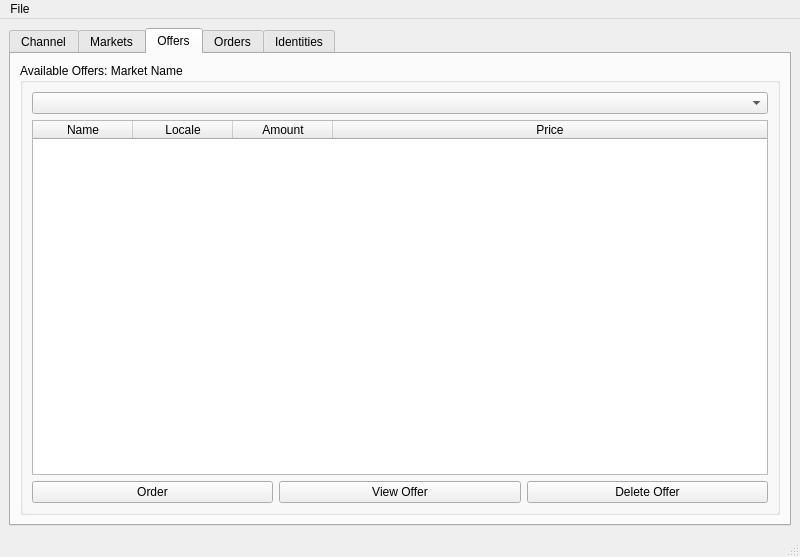
metamarcdw/metamarket, file qtui/metamarket-qt.ui: the form before one commit.
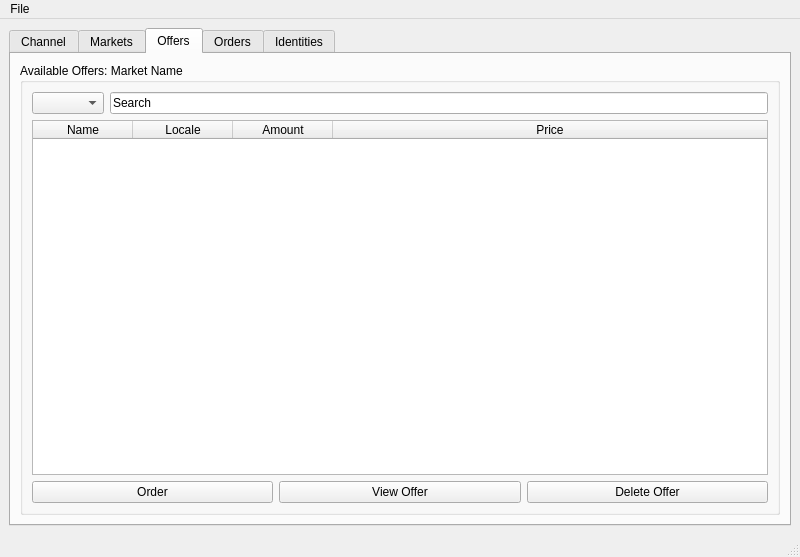
The form after the commit. The open tabs and pages were chosen to show the change.

Commit message: Add Search QLineEdit to Offer tab

Patch:
```diff
--- a/qtui/metamarket-qt.ui
+++ b/qtui/metamarket-qt.ui
@@ -144,7 +144,18 @@
            <item row="0" column="0">
             <layout class="QVBoxLayout" name="verticalLayout_7">
              <item>
-              <widget class="QComboBox" name="offer_mkt_combobox"/>
+              <layout class="QHBoxLayout" name="horizontalLayout_6">
+               <item>
+                <widget class="QComboBox" name="offer_mkt_combobox"/>
+               </item>
+               <item>
+                <widget class="QLineEdit" name="offer_search_lineedit">
+                 <property name="text">
+                  <string>Search</string>
+                 </property>
+                </widget>
+               </item>
+              </layout>
              </item>
              <item>
               <widget class="QTableWidget" name="offer_tablewidget">
@@ -174,7 +185,7 @@
               </widget>
              </item>
              <item>
-              <layout class="QHBoxLayout" name="horizontalLayout_6">
+              <layout class="QHBoxLayout" name="horizontalLayout_7">
                <item>
                 <widget class="QPushButton" name="offer_order_button">
                  <property name="text">
```
